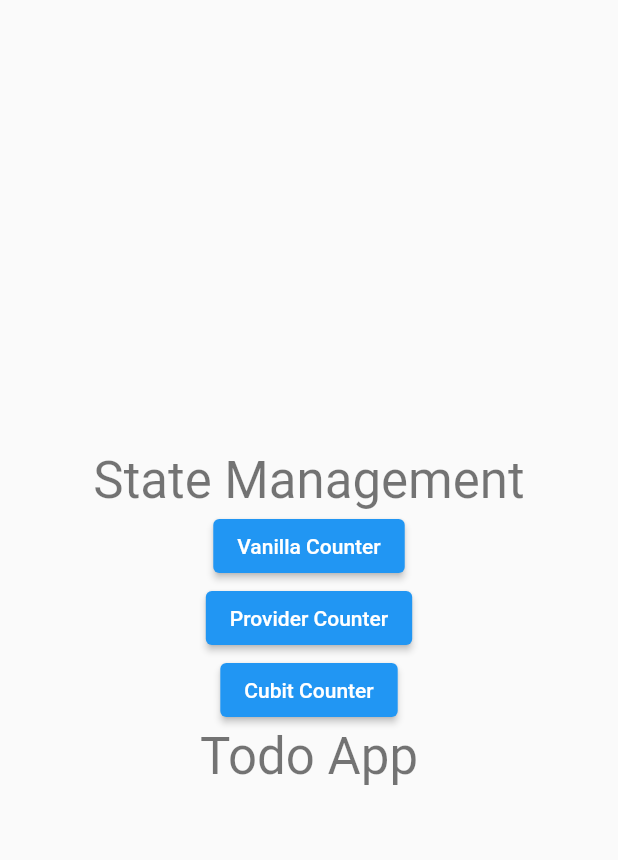
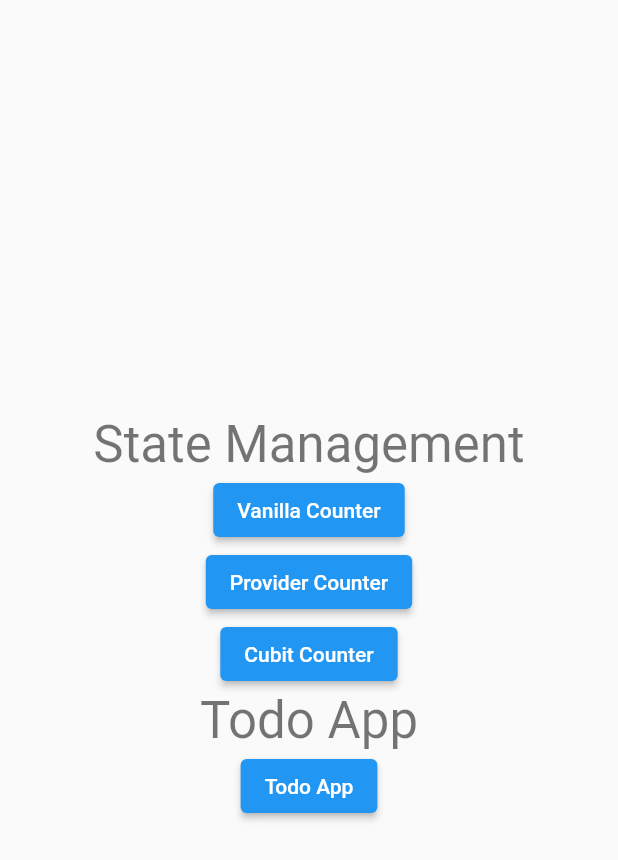
Before and after one commit to MichaelCTH/Flutter-Practical-Assignment-2021, a Flutter app: the screen it shows after launch, on a phone screen of 412 x 824 dp. Shown: the top 860 px of the screen. Run offline on Flutter 3.47's test engine with Material 2 defaults, Android fonts, the phone set to English and light mode, and no system bars; our stand-ins replace equatable, flutter_bloc.

Commit message:
Add Todo App exercise

```diff
--- a/state_management/lib/app.dart
+++ b/state_management/lib/app.dart
@@ -2,7 +2,7 @@ import 'package:flutter/material.dart';
 
 import 'pages/cubit_page.dart';
 import 'pages/provider_page.dart';
-// import 'pages/todo_page.dart';
+import 'pages/todo_page.dart';
 import 'pages/vanilla_page.dart';
 
 class App extends StatelessWidget {
@@ -40,10 +40,10 @@ class App extends StatelessWidget {
                   'Todo App',
                   style: Theme.of(context).textTheme.headline4,
                 ),
-                // ElevatedButton(
-                //   child: Text('Todo App'),
-                //   onPressed: () => Navigator.pushNamed(context, '/todo'),
-                // ),
+                ElevatedButton(
+                  child: Text('Todo App'),
+                  onPressed: () => Navigator.pushNamed(context, '/todo'),
+                ),
               ],
             ),
           ),
@@ -53,7 +53,7 @@ class App extends StatelessWidget {
         '/vanilla': (context) => VanillaCounterPage(),
         '/provider': (context) => ProviderCounterPage(),
         '/cubit': (context) => CubitCounterPage(),
-        // '/todo': (context) => TodoPage(),
+        '/todo': (context) => TodoPage(),
       },
     );
   }
--- /dev/null
+++ b/state_management/lib/cubits/todo_cubit.dart
@@ -0,0 +1,31 @@
+library todo_cubit;
+
+import 'package:equatable/equatable.dart';
+import 'package:flutter_bloc/flutter_bloc.dart';
+
+import '../models/todo.dart';
+
+part 'todo_state.dart';
+
+class TodoCubit extends Cubit<TodoState> {
+  TodoCubit() : super(TodoState());
+
+  void init() {
+    emit(
+      TodoState(data: const <TodoModel>[
+        TodoModel(id: 'id-0', title: 'Todo 0'),
+        TodoModel(id: 'id-1', title: 'Todo 1'),
+        TodoModel(id: 'id-2', title: 'Todo 2'),
+      ]),
+    );
+  }
+
+  /// @TODO: Add a todo item
+  void add(TodoModel todo) {}
+
+  /// @TODO: Remove a todo item by index
+  void remove(int index) {}
+
+  /// @TODO: Toggle a todo item's complete status
+  void toggle(int index) {}
+}
```
Also changed, not shown: state_management/lib/cubits/todo_state.dart (added, +31 -0 lines), state_management/lib/models/todo.dart (added, +23 -0 lines), state_management/lib/pages/todo_page.dart (added, +19 -0 lines), 1 other file.
